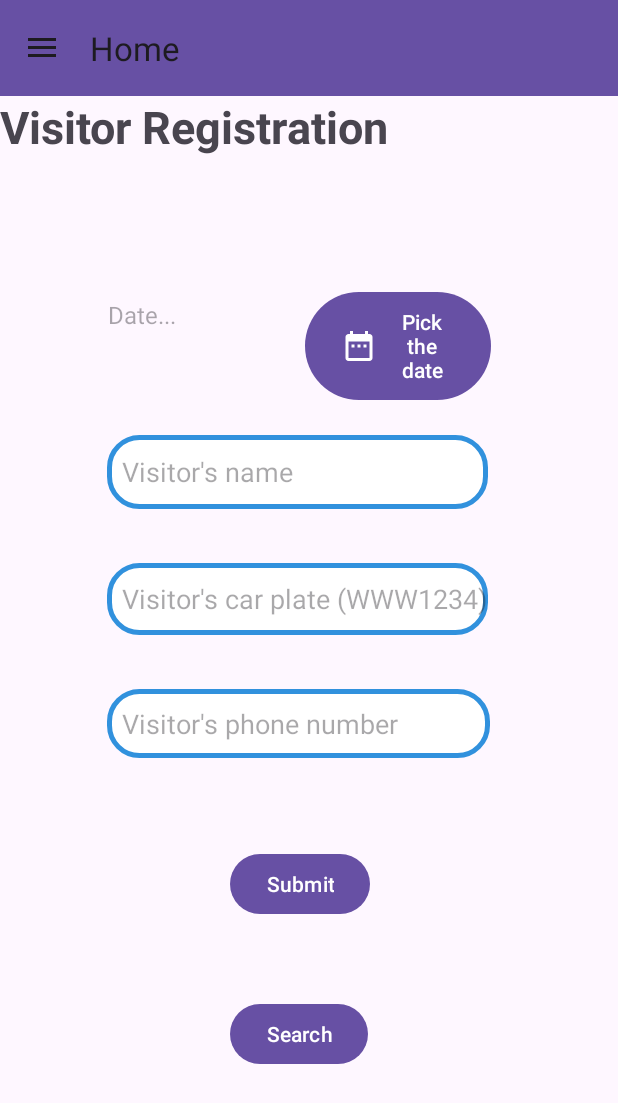
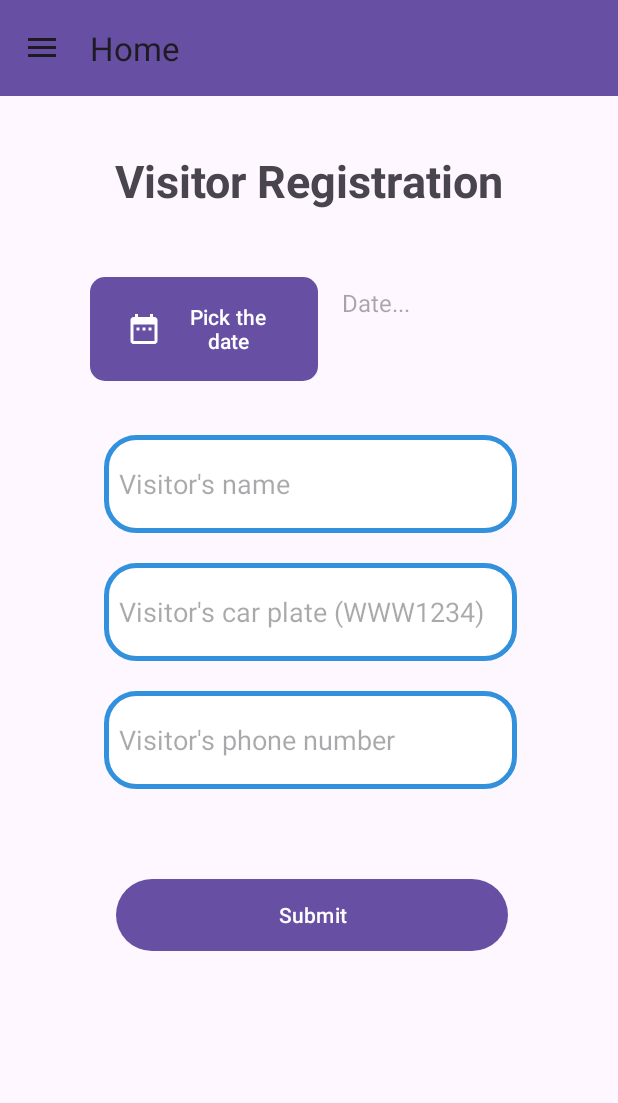
Before and after one commit to MiaoOAO/FYProject, an Android app: the fragment VisitorRegistrationFragment placed in its activity, on a phone screen of 412 x 824 dp. Shown: the top 1103 px of the screen. Run offline under Robolectric (Android 15) with nearby library versions, the phone set to English and light mode, and no system bars; our stand-ins replace Firebase (no records; nobody signed in at launch, a user with empty details on screens opened directly).

Commit message:
Branch 20, VisitorRegistrationFragment implement done

```diff
--- a/app/src/main/java/com/example/fyproject/VisitorListFragment.kt
+++ b/app/src/main/java/com/example/fyproject/VisitorListFragment.kt
@@ -39,7 +39,7 @@ class VisitorListFragment : Fragment(), VistorListAdapter.ItemClickListener {
         fetchDataFromFirestore()
 
         visSearchBtn.setOnClickListener {
-            val visSearch = visSearchTf.text.toString()
+            val visSearch = visSearchTf.text.toString().uppercase()
 
             if (visSearch != ""){
             val collectionName = "visitor" // Replace with your collection name
--- a/app/src/main/res/layout/fragment_user_main_page.xml
+++ b/app/src/main/res/layout/fragment_user_main_page.xml
@@ -17,7 +17,7 @@
         android:paddingEnd="0dp"
         app:layout_constraintBottom_toBottomOf="parent"
         app:layout_constraintEnd_toEndOf="parent"
-        app:layout_constraintHorizontal_bias="1.0"
+        app:layout_constraintHorizontal_bias="0.5"
         app:layout_constraintStart_toStartOf="parent"
         app:layout_constraintTop_toTopOf="parent"
         app:layout_constraintVertical_bias="0.0" />
--- a/app/src/main/res/layout/fragment_visitor_registration.xml
+++ b/app/src/main/res/layout/fragment_visitor_registration.xml
@@ -9,38 +9,37 @@
 
     <EditText
         android:id="@+id/visName"
-        android:layout_width="254dp"
-        android:layout_height="49dp"
+        android:layout_width="275dp"
+        android:layout_height="65dp"
+        android:layout_marginTop="32dp"
         android:background="@drawable/border"
         android:ems="10"
         android:hint="Visitor's name"
         android:inputType="text"
-        app:layout_constraintBottom_toBottomOf="parent"
-        app:layout_constraintEnd_toEndOf="parent"
-        app:layout_constraintHorizontal_bias="0.452"
-        app:layout_constraintStart_toStartOf="parent"
-        app:layout_constraintTop_toTopOf="parent"
-        app:layout_constraintVertical_bias="0.318" />
+        app:layout_constraintEnd_toEndOf="@+id/visDateTv"
+        app:layout_constraintHorizontal_bias="0.581"
+        app:layout_constraintStart_toStartOf="@+id/visDateBtn"
+        app:layout_constraintTop_toBottomOf="@+id/visDateBtn" />
 
     <EditText
         android:id="@+id/visPlateNo"
-        android:layout_width="254dp"
-        android:layout_height="48dp"
-        android:layout_marginTop="36dp"
+        android:layout_width="275dp"
+        android:layout_height="65dp"
+        android:layout_marginTop="20dp"
         android:background="@drawable/border"
         android:ems="10"
         android:hint="Visitor's car plate (WWW1234)"
         android:inputType="text"
         app:layout_constraintEnd_toEndOf="@+id/visName"
-        app:layout_constraintHorizontal_bias="1.0"
+        app:layout_constraintHorizontal_bias="0.0"
         app:layout_constraintStart_toStartOf="@+id/visName"
         app:layout_constraintTop_toBottomOf="@+id/visName" />
 
     <EditText
         android:id="@+id/visPhone"
-        android:layout_width="255dp"
-        android:layout_height="46dp"
-        android:layout_marginTop="36dp"
+        android:layout_width="275dp"
+        android:layout_height="65dp"
+        android:layout_marginTop="20dp"
         android:background="@drawable/border"
         android:ems="10"
         android:hint="Visitor's phone number"
@@ -52,57 +51,50 @@
 
     <TextView
         android:id="@+id/visDateTv"
-        android:layout_width="131dp"
-        android:layout_height="63dp"
-        android:layout_marginBottom="28dp"
+        android:layout_width="123dp"
+        android:layout_height="59dp"
+        android:layout_marginStart="16dp"
         android:hint="Date..."
         android:textSize="16sp"
-        app:layout_constraintBottom_toTopOf="@+id/visName"
-        app:layout_constraintEnd_toEndOf="@+id/visName"
-        app:layout_constraintHorizontal_bias="0.008"
-        app:layout_constraintStart_toStartOf="@+id/visName" />
+        app:layout_constraintBottom_toBottomOf="@+id/visDateBtn"
+        app:layout_constraintStart_toEndOf="@+id/visDateBtn"
+        app:layout_constraintTop_toTopOf="@+id/visDateBtn"
+        app:layout_constraintVertical_bias="0.555" />
 
     <Button
         android:id="@+id/visSubmitBtn"
-        android:layout_width="wrap_content"
-        android:layout_height="wrap_content"
-        android:layout_marginTop="60dp"
+        android:layout_width="261dp"
+        android:layout_height="56dp"
+        android:layout_marginTop="56dp"
         android:text="Submit"
         app:layout_constraintEnd_toEndOf="@+id/visPhone"
-        app:layout_constraintHorizontal_bias="0.506"
+        app:layout_constraintHorizontal_bias="0.548"
         app:layout_constraintStart_toStartOf="@+id/visPhone"
         app:layout_constraintTop_toBottomOf="@+id/visPhone" />
 
     <Button
-        android:id="@+id/searchVisBtn"
-        android:layout_width="wrap_content"
-        android:layout_height="wrap_content"
-        android:layout_marginTop="52dp"
-        android:text="Search"
-        app:layout_constraintEnd_toEndOf="@+id/visSubmitBtn"
-        app:layout_constraintHorizontal_bias="0.0"
-        app:layout_constraintStart_toStartOf="@+id/visSubmitBtn"
-        app:layout_constraintTop_toBottomOf="@+id/visSubmitBtn" />
-
-    <Button
         android:id="@+id/visDateBtn"
-        android:layout_width="124dp"
-        android:layout_height="80dp"
+        android:layout_width="152dp"
+        android:layout_height="77dp"
+        android:layout_marginStart="60dp"
+        android:layout_marginTop="40dp"
         android:text="Pick the date"
+        app:cornerRadius="10dp"
         app:icon="@drawable/baseline_date_range_24"
         app:iconSize="24dp"
-        app:layout_constraintBottom_toBottomOf="@+id/visDateTv"
-        app:layout_constraintStart_toEndOf="@+id/visDateTv"
-        app:layout_constraintTop_toTopOf="@+id/visDateTv" />
+        app:layout_constraintStart_toStartOf="parent"
+        app:layout_constraintTop_toBottomOf="@+id/textView6" />
 
     <TextView
         android:id="@+id/textView6"
         android:layout_width="wrap_content"
         android:layout_height="wrap_content"
+        android:layout_marginTop="36dp"
         android:text="Visitor Registration"
         android:textSize="30sp"
         android:textStyle="bold"
-        tools:layout_editor_absoluteX="71dp"
-        tools:layout_editor_absoluteY="51dp" />
+        app:layout_constraintEnd_toEndOf="parent"
+        app:layout_constraintStart_toStartOf="parent"
+        app:layout_constraintTop_toTopOf="parent" />
 
 </androidx.constraintlayout.widget.ConstraintLayout>
```
Also changed, not shown: app/src/main/java/com/example/fyproject/VisitorRegistrationFragment.kt (+130 -65 lines), app/src/main/java/com/example/fyproject/adapter/VistorListAdapter.kt (+10 -5 lines), app/src/main/res/layout/fragment_visitor_list.xml (+10 -8 lines), app/src/main/res/layout/visitor_list_layout.xml (+9 -7 lines).
